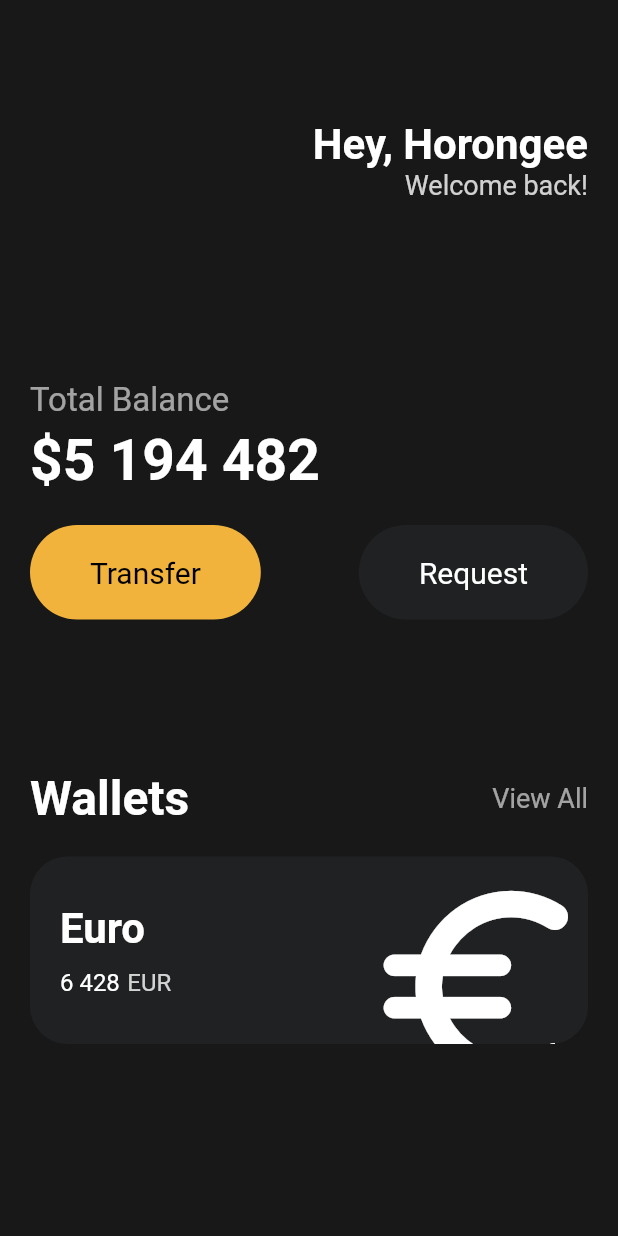
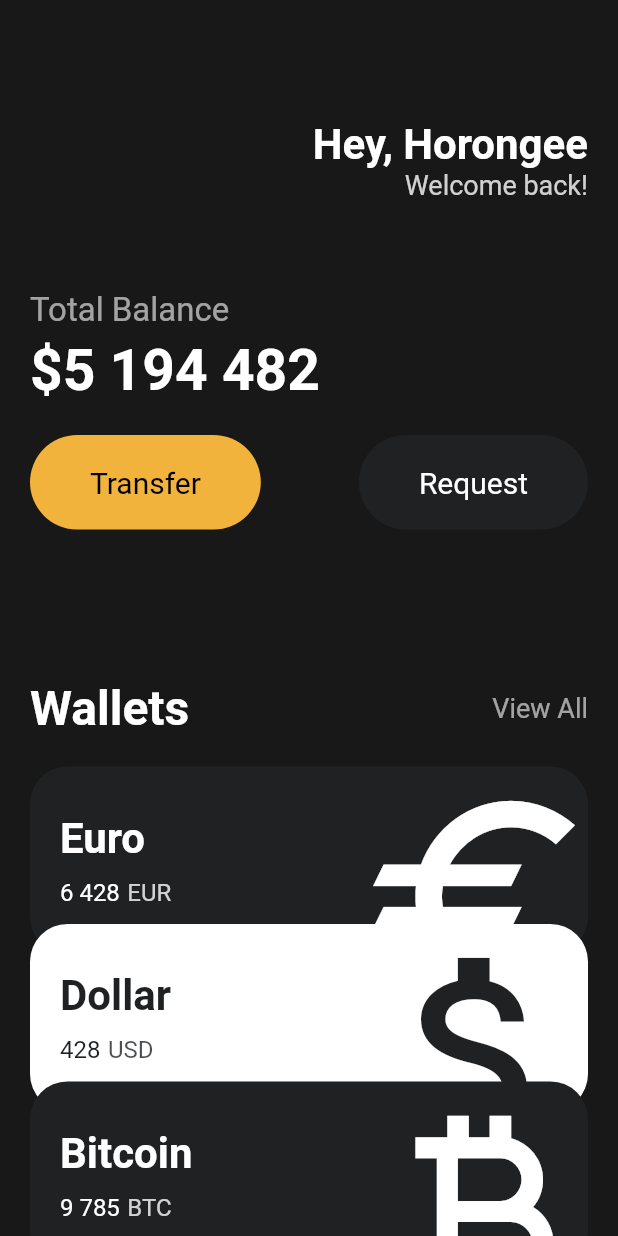
Before and after one commit to chopinoff/practice-flutter, a Flutter app: the screen it shows after launch, on a phone screen of 412 x 824 dp. Run offline on Flutter 3.47's test engine with Material 2 defaults, Android fonts, the phone set to English and light mode, and no system bars.

Commit message:
230626_Reusable Cards

```diff
--- a/toonflix/lib/main.dart
+++ b/toonflix/lib/main.dart
@@ -1,4 +1,5 @@
 import 'package:flutter/material.dart';
+import 'package:toonflix/widgets/currency_card.dart';
 import 'widgets/button.dart';
 
 void main() {
@@ -15,7 +16,9 @@ class App extends StatelessWidget {
         backgroundColor: const Color(
           0xFF181818,
         ),
-        body: Padding(
+        // SingleChildScrollView : 스크롤이 가능하도록 하는 Widget
+        body: SingleChildScrollView(
+          child: Padding(
             padding: const EdgeInsets.symmetric(
               horizontal: 20,
             ),
@@ -51,7 +54,7 @@ class App extends StatelessWidget {
                   ],
                 ),
                 const SizedBox(
-                height: 120,
+                  height: 60,
                 ),
                 Text(
                   "Total Balance",
@@ -116,76 +119,37 @@ class App extends StatelessWidget {
                 const SizedBox(
                   height: 20,
                 ),
-              Container(
-                // clipBehavior : 넘치는 영역을 어떻게 처리할지 설정
-                clipBehavior: Clip.hardEdge,
-                decoration: BoxDecoration(
-                  color: const Color(0xFF1F2123),
-                  borderRadius: BorderRadius.circular(25),
+                const CurrencyCard(
+                  name: "Euro",
+                  code: "EUR",
+                  amount: "6 428",
+                  icon: Icons.euro_outlined,
+                  isInverted: false,
                 ),
-                child: Padding(
-                  padding: const EdgeInsets.all(20),
-                  child: Row(
-                    mainAxisAlignment: MainAxisAlignment.spaceBetween,
-                    children: [
-                      Column(
-                        crossAxisAlignment: CrossAxisAlignment.start,
-                        children: [
-                          const Text(
-                            "Euro",
-                            style: TextStyle(
-                              color: Colors.white,
-                              fontSize: 28,
-                              fontWeight: FontWeight.w600,
+                Transform.translate(
+                  offset: const Offset(0, -20),
+                  child: const CurrencyCard(
+                    name: "Dollar",
+                    code: "USD",
+                    amount: "428",
+                    icon: Icons.attach_money_outlined,
+                    isInverted: true,
                   ),
                 ),
-                          const SizedBox(
-                            height: 10,
-                          ),
-                          Row(
-                            children: [
-                              const Text(
-                                "6 428",
-                                style: TextStyle(
-                                  color: Colors.white,
-                                  fontSize: 16,
-                                ),
-                              ),
-                              const SizedBox(
-                                width: 5,
-                              ),
-                              Text(
-                                "EUR",
-                                style: TextStyle(
-                                  color: Colors.white.withOpacity(0.8),
-                                  fontSize: 16,
-                                ),
-                              ),
-                            ],
-                          ),
-                        ],
-                      ),
-                      // Icon이 카드 사이즈보다 넘치게 하는 방법 : transform 사용
-                      // Transform : 사이즈, 위치 등을 조절하는 Widget (css의 transform과 유사)
-                      Transform.scale(
-                        scale: 2,
-                        // Icon : Icon을 사용하기 위한 Widget, 다양한 Icon이 있음
-                        child: Transform.translate(
-                          offset: const Offset(-5, 12),
-                          child: const Icon(
-                            Icons.euro_symbol_rounded,
-                            color: Colors.white,
-                            size: 85,
-                          ),
+                Transform.translate(
+                  offset: const Offset(0, -40),
+                  child: const CurrencyCard(
+                    name: "Bitcoin",
+                    code: "BTC",
+                    amount: "9 785",
+                    icon: Icons.currency_bitcoin_outlined,
+                    isInverted: false,
                   ),
                 ),
               ],
             ),
           ),
         ),
-            ],
-          ),
-        ),
       ),
     );
   }
--- /dev/null
+++ b/toonflix/lib/widgets/currency_card.dart
@@ -0,0 +1,89 @@
+import 'package:flutter/material.dart';
+
+class CurrencyCard extends StatelessWidget {
+  final String name, code, amount;
+  final IconData icon;
+  final bool isInverted;
+
+  // class 안에서 반복적으로 사용할 변수를 선언해주기
+  // 변수 앞 _의 의미 : private한 변수
+  final _blackColor = const Color(0xFF1F2123);
+
+  const CurrencyCard({
+    super.key,
+    required this.name,
+    required this.code,
+    required this.amount,
+    required this.icon,
+    required this.isInverted,
+  });
+
+  @override
+  Widget build(BuildContext context) {
+    return Container(
+      clipBehavior: Clip.hardEdge,
+      decoration: BoxDecoration(
+        color: isInverted ? Colors.white : _blackColor,
+        borderRadius: BorderRadius.circular(25),
+      ),
+      child: Padding(
+        padding: const EdgeInsets.all(20),
+        child: Row(
+          mainAxisAlignment: MainAxisAlignment.spaceBetween,
+          children: [
+            Column(
+              crossAxisAlignment: CrossAxisAlignment.start,
+              children: [
+                Text(
+                  name,
+                  style: TextStyle(
+                    color: isInverted ? _blackColor : Colors.white,
+                    fontSize: 28,
+                    fontWeight: FontWeight.w600,
+                  ),
+                ),
+                const SizedBox(
+                  height: 10,
+                ),
+                Row(
+                  children: [
+                    Text(
+                      amount,
+                      style: TextStyle(
+                        color: isInverted ? _blackColor : Colors.white,
+                        fontSize: 16,
+                      ),
+                    ),
+                    const SizedBox(
+                      width: 5,
+                    ),
+                    Text(
+                      code,
+                      style: TextStyle(
+                        color: isInverted
+                            ? _blackColor.withOpacity(0.8)
+                            : Colors.white.withOpacity(0.8),
+                        fontSize: 16,
+                      ),
+                    ),
+                  ],
+                ),
+              ],
+            ),
+            Transform.scale(
+              scale: 2,
+              child: Transform.translate(
+                offset: const Offset(-5, 12),
+                child: Icon(
+                  icon,
+                  color: isInverted ? _blackColor : Colors.white,
+                  size: 85,
+                ),
+              ),
+            ),
+          ],
+        ),
+      ),
+    );
+  }
+}
```
Lines whose indentation alone changed are shown as unchanged.
